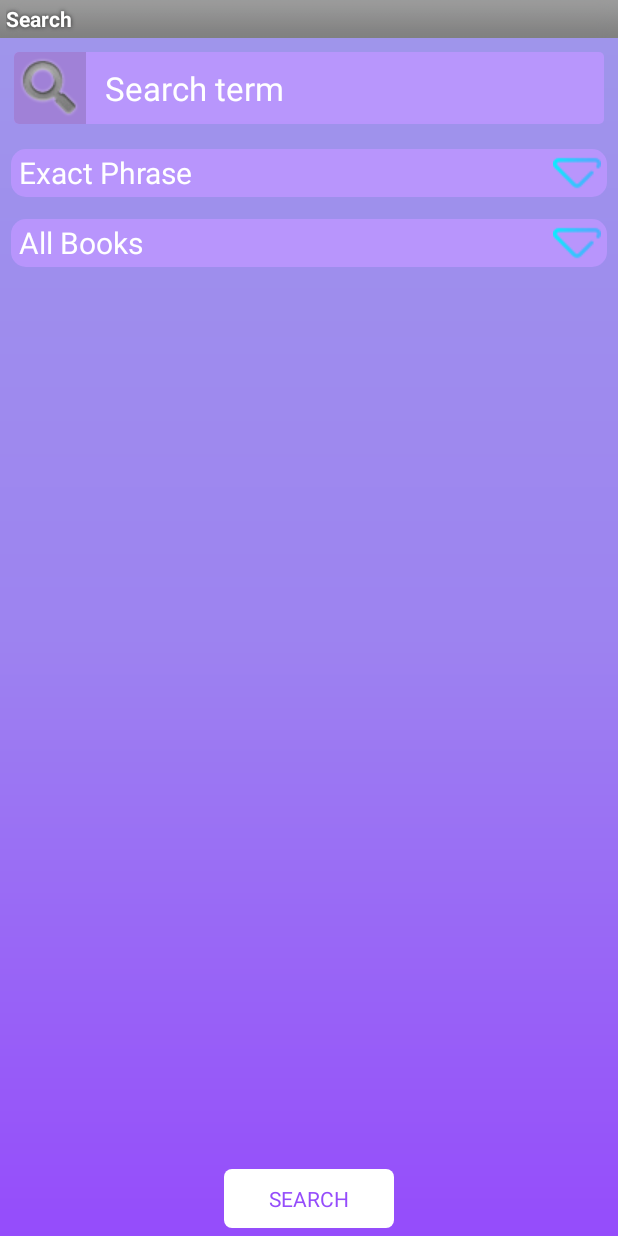
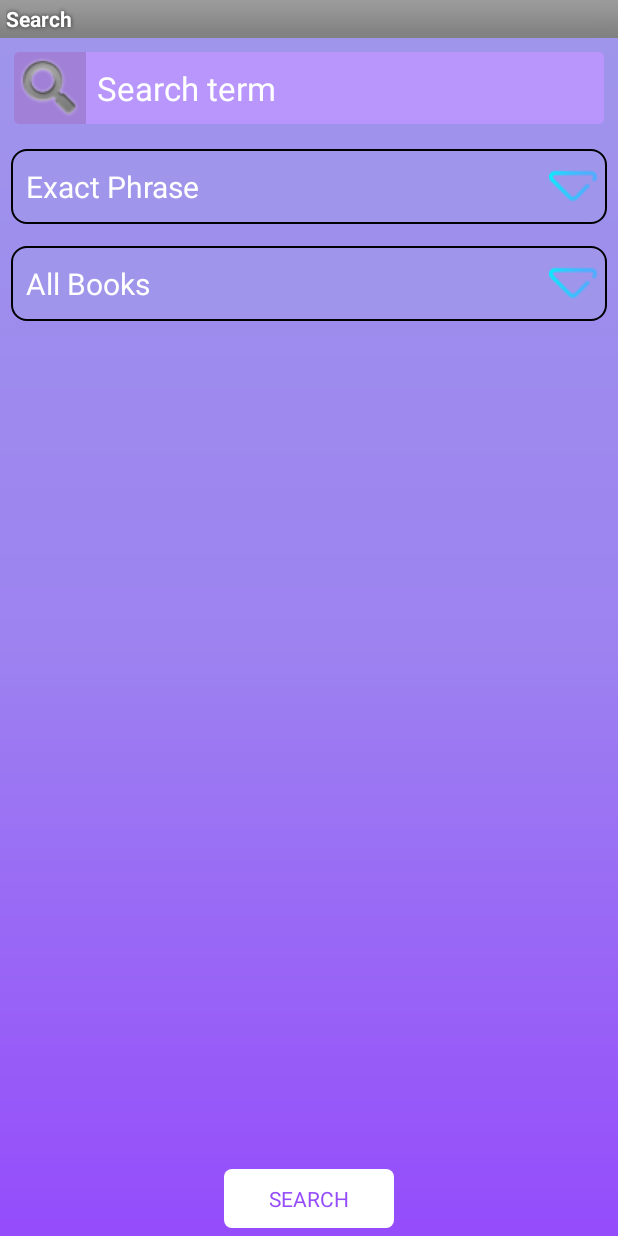
Before and after one commit to tannyjoseph/The_Bible, an Android app: the SearchActivity screen opened directly, with no data from a screen before it, on a phone screen of 412 x 824 dp. Run offline under Robolectric (Android 15) with nearby library versions, the phone set to English and light mode, and no system bars; Roboto replaces fonts that are not available here.

Commit message:
SearchActivity changes

```diff
--- a/app/src/main/res/drawable/spinner.xml
+++ b/app/src/main/res/drawable/spinner.xml
@@ -4,11 +4,15 @@
     <item>
 
         <shape android:shape="rectangle">
-            <padding android:right="4dp" />
+            <stroke
+                android:color="#000"
+                android:width="1dp"
+                />
+            <padding android:right="7dp" />
 
             <corners android:radius="10dp" />
 
-            <solid android:color="#ddBD96FF" />
+            <solid android:color="#9F95EB" />
 
         </shape>
 
--- a/app/src/main/res/layout/search.xml
+++ b/app/src/main/res/layout/search.xml
@@ -14,29 +14,32 @@
         android:foregroundTint="@color/blue"
         android:layout_margin="9dp"
         android:drawableLeft="@drawable/search_ic"
-        android:drawablePadding="2dp"
+        android:drawablePadding="7dp"
         android:textSize="22sp"
         android:background="@drawable/etbg"
-        android:hint="  Search term" />
+        android:hint="Search term" />
 
     <Spinner
         android:id="@+id/search_method"
 
         android:layout_width="fill_parent"
         android:layout_margin="7dp"
-        android:padding="5dp"
+        android:paddingLeft="10dp"
+        android:paddingRight="10dp"
+
         android:background="@drawable/spinner"
-        android:layout_height="32dp"
+        android:layout_height="50dp"
         android:spinnerMode="dropdown"
         android:layout_below="@id/search_term" />
 
     <Spinner android:id="@+id/search_scope"
         android:layout_margin="7dp"
-        android:padding="5dp"
+        android:paddingLeft="10dp"
+        android:paddingRight="10dp"
         android:background="@drawable/spinner"
         android:spinnerMode="dropdown"
         android:layout_width="fill_parent"
-        android:layout_height="32dp"
+        android:layout_height="50dp"
         android:layout_below="@id/search_method" />
 
     <Button android:id="@+id/submit_search"
```
